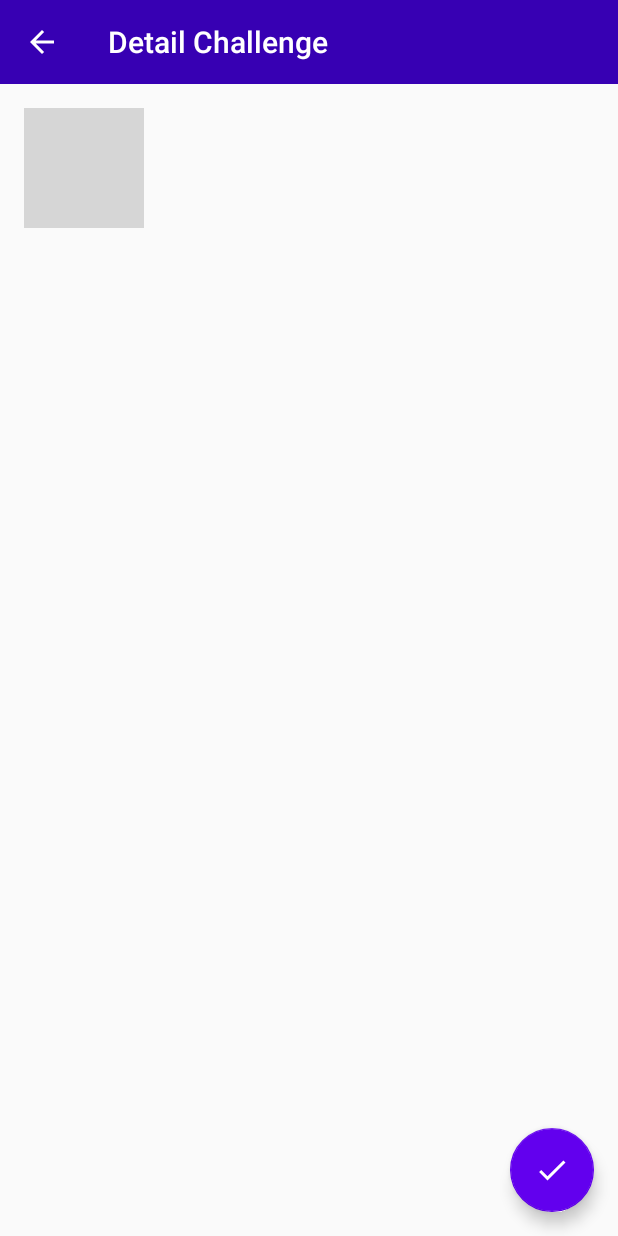
After one commit to Trsten/Odborkovnik, an Android app: the InfoChallengeActivity screen opened directly, with no data from a screen before it, on a phone screen of 412 x 824 dp. The commit adds this screen. Run offline under Robolectric (Android 15) with nearby library versions, the phone set to English and light mode, and no system bars; our stand-ins replace CircleImageView, Firebase (no records; nobody signed in at launch, a user with empty details on screens opened directly); pictures from the network do not load; 1 statement that could not run was skipped; grey boxes are pictures that could not be loaded.

```diff
--- a/app/src/main/AndroidManifest.xml
+++ b/app/src/main/AndroidManifest.xml
@@ -12,10 +12,14 @@
         android:supportsRtl="true"
         android:theme="@style/AppTheme">
         <activity
+            android:name=".InfoChallengeActivity"
+            android:parentActivityName=".ChallengeActivity"/>
+        <activity
             android:name=".ChallengeActivity"
             android:parentActivityName=".HomeActivity" />
         <activity android:name=".HomeActivity" />
-        <activity android:name=".DetailActivity"/>
+        <activity android:name=".DetailActivity"
+            android:parentActivityName=".HomeActivity"/>
         <activity android:name=".RegisterActivity" />
         <activity android:name=".MainActivity">
             <intent-filter>
--- a/app/src/main/java/sk/skauting/odborkovnk/DetailActivity.java
+++ b/app/src/main/java/sk/skauting/odborkovnk/DetailActivity.java
@@ -17,11 +17,8 @@ import androidx.recyclerview.widget.RecyclerView;
 
 import com.bumptech.glide.Glide;
 import com.google.android.material.floatingactionbutton.FloatingActionButton;
-import com.google.firebase.database.DataSnapshot;
-import com.google.firebase.database.DatabaseError;
 import com.google.firebase.database.DatabaseReference;
 import com.google.firebase.database.FirebaseDatabase;
-import com.google.firebase.database.ValueEventListener;
 
 import java.util.ArrayList;
 import java.util.HashMap;
@@ -29,7 +26,6 @@ import java.util.Map;
 
 import de.hdodenhof.circleimageview.CircleImageView;
 import sk.skauting.odborkovnk.Model.ChallengeTask;
-import sk.skauting.odborkovnk.View.RecycleViewChallengesAdapter;
 import sk.skauting.odborkovnk.View.RecycleViewTasksAdapter;
 
 public class DetailActivity extends AppCompatActivity {
@@ -94,7 +90,7 @@ public class DetailActivity extends AppCompatActivity {
         recyclerView.setAdapter(adapter);
         recyclerView.setLayoutManager(new LinearLayoutManager(this));
 
-        FloatingActionButton fab = findViewById(R.id.fabSaveChanges);
+        FloatingActionButton fab = findViewById(R.id.fabAddChallenge);
         fab.setOnClickListener(new View.OnClickListener() {
             @Override
             public void onClick(View view) {
--- /dev/null
+++ b/app/src/main/java/sk/skauting/odborkovnk/InfoChallengeActivity.java
@@ -0,0 +1,90 @@
+package sk.skauting.odborkovnk;
+
+import androidx.appcompat.app.AppCompatActivity;
+import androidx.appcompat.widget.Toolbar;
+import androidx.recyclerview.widget.LinearLayoutManager;
+import androidx.recyclerview.widget.RecyclerView;
+
+import android.content.Intent;
+import android.os.Bundle;
+import android.view.View;
+import android.widget.TextView;
+
+import com.bumptech.glide.Glide;
+import com.google.android.material.floatingactionbutton.FloatingActionButton;
+import com.google.firebase.database.DatabaseReference;
+import com.google.firebase.database.FirebaseDatabase;
+
+import java.util.ArrayList;
+import java.util.HashMap;
+import java.util.List;
+import java.util.Map;
+
+import de.hdodenhof.circleimageview.CircleImageView;
+import sk.skauting.odborkovnk.Model.ChallengeTask;
+import sk.skauting.odborkovnk.View.RecycleViewTasksAdapter;
+
+public class InfoChallengeActivity extends AppCompatActivity {
+
+    private static final String TAG = "ActivityInfoChallenge";
+
+    private CircleImageView img;
+    private String imgUrl;
+
+    private Toolbar toolbar;
+
+    private TextView textViewTitle;
+    private String title;
+    private ArrayList<String> mTasks;
+
+    private FirebaseDatabase firebaseDatabase;
+    private DatabaseReference refDatabase;
+
+    @Override
+    protected void onCreate(Bundle savedInstanceState) {
+        super.onCreate(savedInstanceState);
+        setContentView(R.layout.activity_detail);
+
+        final Intent intent = getIntent();
+        imgUrl = intent.getStringExtra("imgUrl");
+
+        title = intent.getStringExtra("title");
+        textViewTitle = (TextView) findViewById(R.id.txtDetailTitle);
+        textViewTitle.setText(title);
+
+        img = (CircleImageView) findViewById(R.id.imgDetailChallenge);
+        Glide.with(this)
+                .asBitmap()
+                .load(imgUrl)
+                .into(img);
+
+        toolbar = findViewById(R.id.toolbarDetail);
+        setSupportActionBar(toolbar);
+        toolbar.setNavigationIcon(R.drawable.ic_arrow);
+        toolbar.setNavigationOnClickListener(new View.OnClickListener() {
+            @Override
+            public void onClick(View view) {
+                finish();
+            }
+        });
+
+        mTasks = intent.getStringArrayListExtra("tasks");
+
+        RecyclerView recyclerView = findViewById(R.id.recycleViewDetail);
+        final RecycleViewTasksAdapter adapter = new RecycleViewTasksAdapter(this,mTasks );
+        recyclerView.setAdapter(adapter);
+        recyclerView.setLayoutManager(new LinearLayoutManager(this));
+
+        FloatingActionButton fab = findViewById(R.id.fabAddChallenge);
+        fab.setOnClickListener(new View.OnClickListener() {
+            @Override
+            public void onClick(View view) {
+
+                finish();
+
+                }
+        });
+
+    }
+
+}
--- a/app/src/main/java/sk/skauting/odborkovnk/View/RecycleViewTasksAdapter.java
+++ b/app/src/main/java/sk/skauting/odborkovnk/View/RecycleViewTasksAdapter.java
@@ -33,6 +33,12 @@ public class RecycleViewTasksAdapter extends RecyclerView.Adapter<RecycleViewTas
         this.mContext = mContext;
     }
 
+    public RecycleViewTasksAdapter( Context mContext,ArrayList<String> mTasks) {
+        this.mTasks = mTasks;
+        this.mContext = mContext;
+        this.mCompleted = null;
+    }
+
     public ArrayList<Boolean> getStateOfComplete() {
         return mCompleted;
     }
@@ -48,9 +54,10 @@ public class RecycleViewTasksAdapter extends RecyclerView.Adapter<RecycleViewTas
     @Override
     public void onBindViewHolder(@NonNull final ViewHolder holder, final int position) {
         Log.d(TAG,"onBindViewHolder : called");
-        holder.completed.setChecked(mCompleted.get(position));
         holder.task.setText(mTasks.get(position));
 
+        if ( mCompleted != null ) {
+            holder.completed.setChecked(mCompleted.get(position));
             holder.itemView.setOnClickListener(new View.OnClickListener() {
                 @Override
                 public void onClick(View v) {
@@ -58,6 +65,9 @@ public class RecycleViewTasksAdapter extends RecyclerView.Adapter<RecycleViewTas
                     mCompleted.set(position,holder.completed.isChecked());
                 }
             });
+        } else {
+            holder.completed.setVisibility(View.GONE);
+        }
     }
 
     @Override
--- a/app/src/main/res/layout/activity_detail.xml
+++ b/app/src/main/res/layout/activity_detail.xml
@@ -16,20 +16,21 @@
         app:title="Detail Challenge"
         app:titleMarginStart="10dp" />
 
+
     <LinearLayout
         android:id="@+id/layoutDetail"
         android:layout_width="match_parent"
         android:layout_height="wrap_content"
-        android:layout_marginStart="16dp"
-        android:layout_marginEnd="16dp"
         android:orientation="horizontal"
+        android:scrollbars="horizontal"
         app:layout_constraintTop_toBottomOf="@+id/toolbarDetail"
         >
 
         <de.hdodenhof.circleimageview.CircleImageView
             android:id="@+id/imgDetailChallenge"
-            android:layout_width="100dp"
-            android:layout_height="100dp"
+            android:layout_width="80dp"
+            android:layout_height="80dp"
+            android:layout_marginStart="16dp"
             android:src="@mipmap/ic_launcher"
             android:layout_marginTop="16dp"/>
 
@@ -41,12 +42,11 @@
             android:layout_marginStart="16dp"
             android:gravity="center_vertical"
             android:text="Botanik"
-            android:textSize="40sp" />
+            android:textSize="30sp" />
     </LinearLayout>
 
     <androidx.recyclerview.widget.RecyclerView
         android:id="@+id/recycleViewDetail"
-        android:layout_marginTop="16dp"
         android:layout_width="match_parent"
         android:layout_height="0dp"
         app:layout_constraintBottom_toBottomOf="parent"
@@ -55,7 +55,7 @@
         app:layout_constraintTop_toBottomOf="@+id/layoutDetail" />
 
     <com.google.android.material.floatingactionbutton.FloatingActionButton
-        android:id="@+id/fabSaveChanges"
+        android:id="@+id/fabAddChallenge"
         android:layout_width="wrap_content"
         android:layout_height="wrap_content"
         android:layout_gravity="bottom|end"
```
Also changed, not shown: app/src/main/java/sk/skauting/odborkovnk/ChallengeActivity.java (+62 -13 lines), app/src/main/java/sk/skauting/odborkovnk/HomeActivity.java (+23 -4 lines), app/src/main/java/sk/skauting/odborkovnk/MainActivity.java (+0 -9 lines), app/src/main/java/sk/skauting/odborkovnk/View/RecycleViewChallengesAdapter.java (+9 -0 lines), app/src/main/java/sk/skauting/odborkovnk/View/RecycleViewSelectChallenges.java (added, +104 -0 lines). Lines whose indentation alone changed are shown as unchanged.
